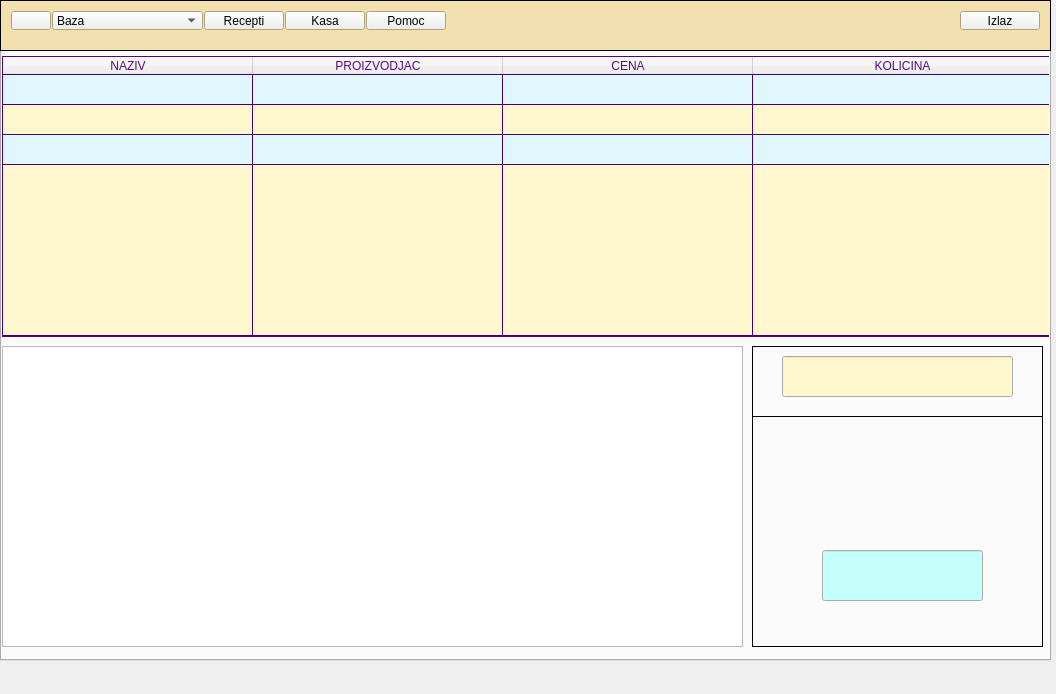
Qt form qt_prototip/mainwindow.ui (p-anna/pharmacy) before a commit.
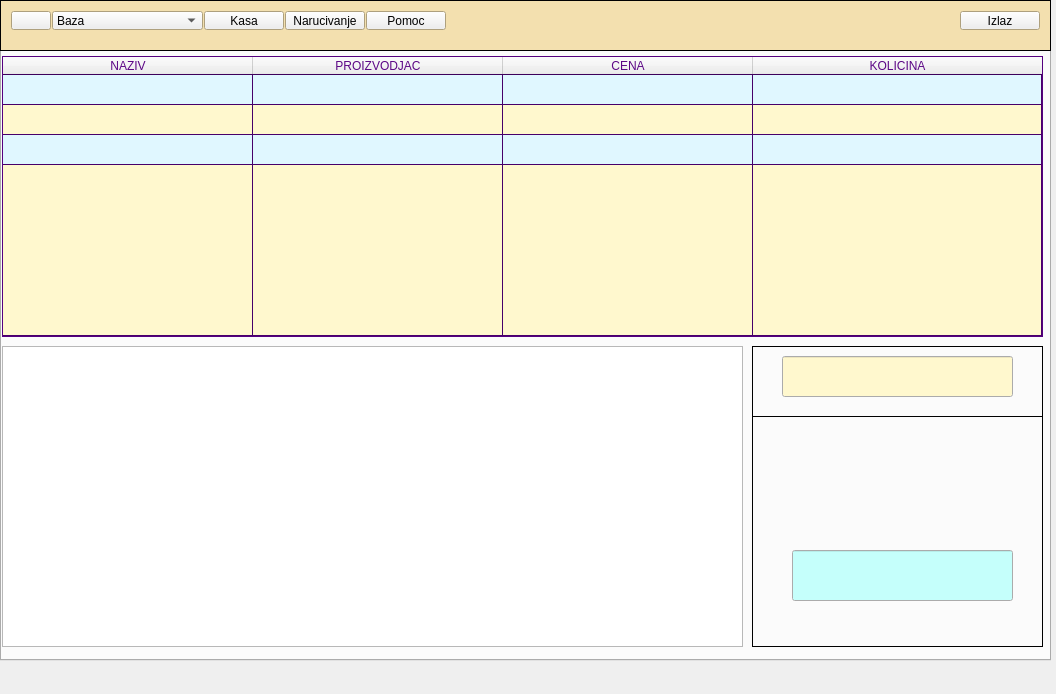
The same form after that commit. Icons and pictures are not drawn.

```diff
--- a/qt_prototip/mainwindow.ui
+++ b/qt_prototip/mainwindow.ui
@@ -180,22 +180,6 @@
         </item>
        </widget>
       </item>
-      <item>
-       <widget class="QPushButton" name="buttonReceipts">
-        <property name="enabled">
-         <bool>true</bool>
-        </property>
-        <property name="sizePolicy">
-         <sizepolicy hsizetype="Minimum" vsizetype="Preferred">
-          <horstretch>0</horstretch>
-          <verstretch>0</verstretch>
-         </sizepolicy>
-        </property>
-        <property name="text">
-         <string>Recepti</string>
-        </property>
-       </widget>
-      </item>
       <item>
        <widget class="QPushButton" name="buttonBuySell">
         <property name="enabled">
@@ -212,6 +196,22 @@
         </property>
        </widget>
       </item>
+      <item>
+       <widget class="QPushButton" name="buttonReceipts">
+        <property name="enabled">
+         <bool>true</bool>
+        </property>
+        <property name="sizePolicy">
+         <sizepolicy hsizetype="Minimum" vsizetype="Preferred">
+          <horstretch>0</horstretch>
+          <verstretch>0</verstretch>
+         </sizepolicy>
+        </property>
+        <property name="text">
+         <string>Narucivanje</string>
+        </property>
+       </widget>
+      </item>
       <item>
        <widget class="QPushButton" name="buttonHelp">
         <property name="enabled">
@@ -413,9 +413,9 @@
       <widget class="QLineEdit" name="lineEdit_7">
        <property name="geometry">
         <rect>
-         <x>70</x>
+         <x>40</x>
          <y>134</y>
-         <width>161</width>
+         <width>221</width>
          <height>51</height>
         </rect>
        </property>
@@ -500,7 +500,7 @@
        <rect>
         <x>0</x>
         <y>10</y>
-        <width>1051</width>
+        <width>1041</width>
         <height>281</height>
        </rect>
       </property>
```
Left out of the diff: 12 changed lines with no effect on the pictures.
